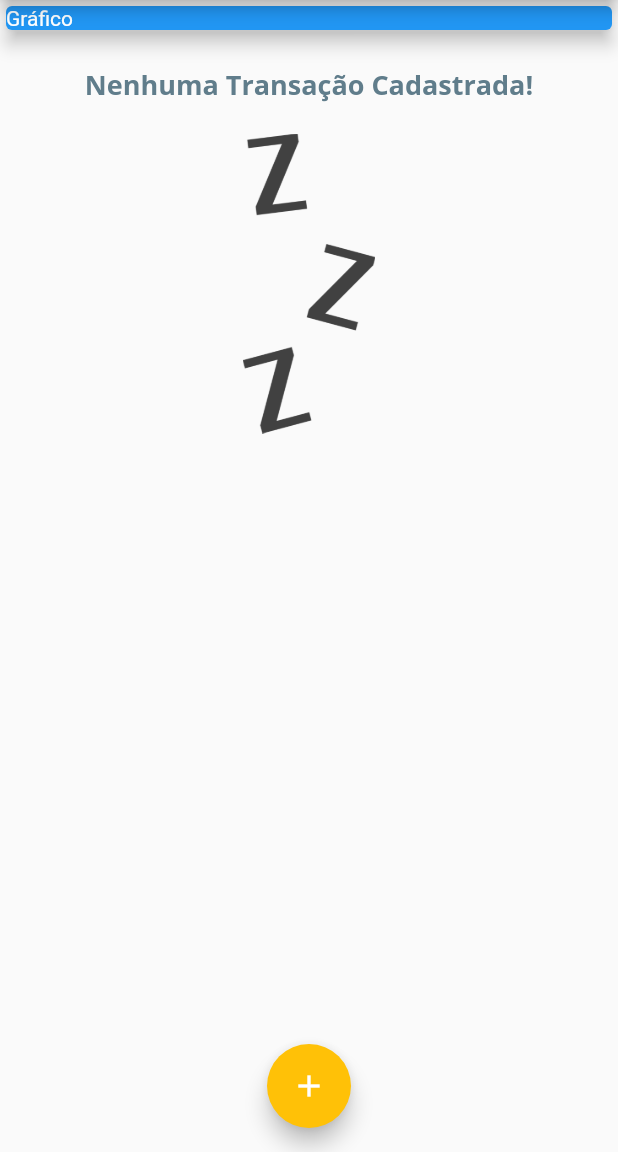
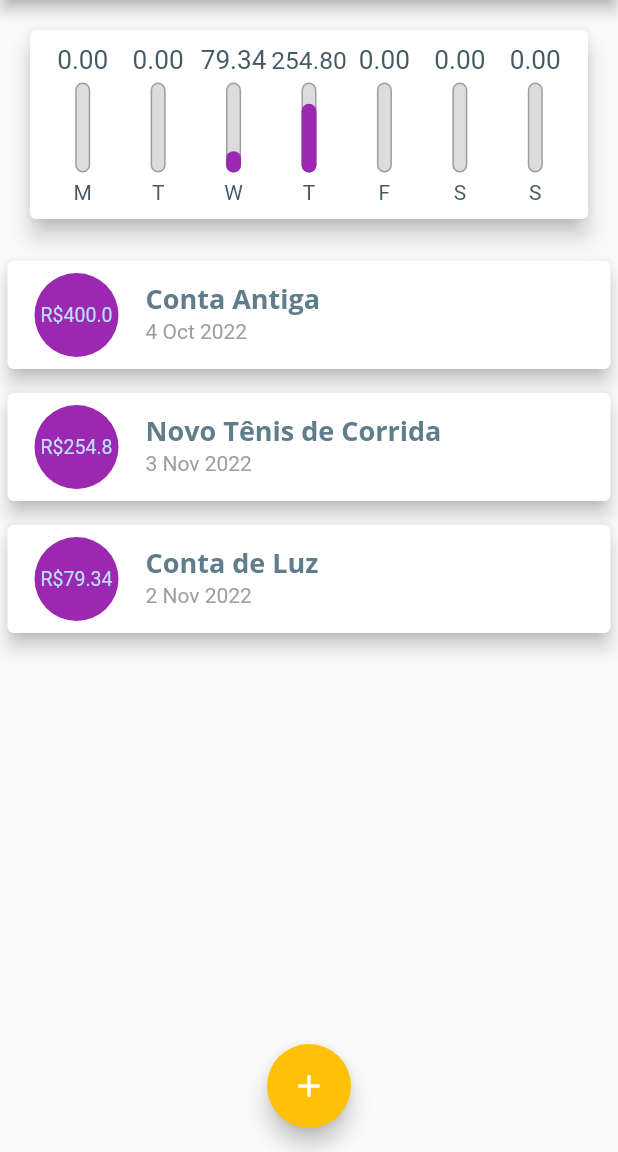
Before and after one commit to ericbcosta/expensesFlutter, a Flutter app: the screen it shows after launch, on a phone screen of 412 x 824 dp, the part 84-1236 px from its top. Run offline on Flutter 3.47's test engine with Material 2 defaults, Android fonts, the phone set to English and light mode, and no system bars; missing offline and left inert: dart:ffi.

Commit message:
adicionando o gráfico de despesas semanais

```diff
--- /dev/null
+++ b/lib/components/chart.dart
@@ -0,0 +1,69 @@
+import 'dart:ffi';
+
+import '../models/transaction.dart';
+import 'package:flutter/material.dart';
+import 'package:intl/intl.dart';
+import 'chart_bar.dart';
+
+class Chart extends StatelessWidget {
+  final List<Transaction> recentTransaction;
+
+  Chart(this.recentTransaction);
+
+  List<Map<String, Object>> get groupedTransactions {
+    return List.generate(7, (index) {
+      final weekDay = DateTime.now().subtract(
+        Duration(days: index),
+      );
+
+      double totalSum = 0.0;
+
+      for (var i = 0; i < recentTransaction.length; i++) {
+        bool sameDay = recentTransaction[i].date.day == weekDay.day;
+        bool sameMonth = recentTransaction[i].date.month == weekDay.month;
+        bool sameYear = recentTransaction[i].date.year == weekDay.year;
+
+        if (sameDay && sameMonth && sameYear) {
+          totalSum += recentTransaction[i].value;
+        }
+      }
+      print(DateFormat.E().format(weekDay)[0]);
+      print(totalSum);
+
+      return {
+        'day': DateFormat.E().format(weekDay)[0],
+        'value': totalSum,
+      };
+    }).reversed.toList();
+  }
+
+  double get _weekTotalValue {
+    return groupedTransactions.fold(0.0, (acc, element) {
+      return acc + (element['value'] as double);
+    });
+  }
+
+  @override
+  Widget build(BuildContext context) {
+    return Card(
+      elevation: 6,
+      margin: EdgeInsets.all(20),
+      child: Padding(
+        padding: const EdgeInsets.all(10.0),
+        child: Row(
+          mainAxisAlignment: MainAxisAlignment.spaceAround,
+          children: groupedTransactions.map((tr) {
+            return Flexible(
+              fit: FlexFit.tight,
+              child: ChartBar(
+                label: tr['day'].toString(),
+                value: tr['value'] as double,
+                percentage: (tr['value'] as double) / _weekTotalValue,
+              ),
+            );
+          }).toList(),
+        ),
+      ),
+    );
+  }
+}
--- /dev/null
+++ b/lib/components/chart_bar.dart
@@ -0,0 +1,60 @@
+import 'package:flutter/material.dart';
+
+class ChartBar extends StatelessWidget {
+  final String? label;
+  final double? value;
+  final double? percentage;
+  ChartBar({this.label, this.value, this.percentage});
+
+  @override
+  Widget build(BuildContext context) {
+    return Column(
+      children: <Widget>[
+        Container(
+          height: 20,
+          child: FittedBox(
+            child: Text(
+              '${value!.toStringAsFixed(2)}',
+              style: TextStyle(
+                color: Colors.blueGrey[700],
+              ),
+            ),
+          ),
+        ),
+        SizedBox(height: 5),
+        Container(
+          height: 60,
+          width: 10,
+          child: Stack(alignment: Alignment.bottomCenter, children: <Widget>[
+            Container(
+              decoration: BoxDecoration(
+                border: Border.all(
+                  color: Colors.grey,
+                  width: 1.0,
+                ),
+                color: Color.fromRGBO(220, 220, 220, 1),
+                borderRadius: BorderRadius.circular(5),
+              ),
+            ),
+            FractionallySizedBox(
+              heightFactor: percentage,
+              child: Container(
+                decoration: BoxDecoration(
+                  color: Theme.of(context).colorScheme.primary,
+                  borderRadius: BorderRadius.circular(5),
+                ),
+              ),
+            )
+          ]),
+        ),
+        SizedBox(height: 5),
+        Text(
+          label!,
+          style: TextStyle(
+            color: Colors.blueGrey[700],
+          ),
+        ),
+      ],
+    );
+  }
+}
--- a/lib/components/transaction_list.dart
+++ b/lib/components/transaction_list.dart
@@ -25,7 +25,7 @@ class TransactionList extends StatelessWidget {
                   height: 20,
                 ),
                 Container(
-                  height: 200,
+                  height: 300,
                   child: Image.asset(
                     'assets/images/waiting.png',
                     fit: BoxFit.cover,
@@ -38,48 +38,27 @@ class TransactionList extends StatelessWidget {
               itemBuilder: (ctx, index) {
                 final tr = transactions[index];
                 return Card(
-                  child: Row(
-                    children: [
-                      Container(
-                        margin:
-                            EdgeInsets.symmetric(horizontal: 15, vertical: 10),
-                        decoration: BoxDecoration(
-                          border: Border.all(
-                            color: Theme.of(context).colorScheme.primary,
-                            width: 2,
+                  elevation: 5,
+                  margin: EdgeInsets.symmetric(vertical: 8, horizontal: 5),
+                  child: ListTile(
+                    leading: CircleAvatar(
+                      backgroundColor: Theme.of(context).colorScheme.primary,
+                      radius: 30,
+                      child: Padding(
+                        padding: const EdgeInsets.all(6),
+                        child: FittedBox(child: Text('R\$${tr.value}')),
                       ),
                     ),
-                        padding: EdgeInsets.all(10),
-                        child: Text(
-                          'R\$ ${tr.value.toStringAsFixed(2)}',
-                          style: TextStyle(
-                            fontWeight: FontWeight.bold,
-                            fontSize: 20,
-                            color: Theme.of(context).colorScheme.primary,
-                          ),
-                        ),
-                      ),
-                      Column(
-                        crossAxisAlignment: CrossAxisAlignment.start,
-                        children: [
-                          Text(
+                    title: Text(
                       tr.title,
                       style: Theme.of(context).textTheme.headline6,
-
-                            // style: TextStyle(
-                            //   fontWeight: FontWeight.bold,
-                            //   fontSize: 16,
-                            // ),
                     ),
-                          Text(
+                    subtitle: Text(
                       DateFormat('d MMM y').format(tr.date),
                       style: TextStyle(
                         color: Colors.grey,
                       ),
-                          )
-                        ],
                     ),
-                    ],
                   ),
                 );
               },
--- a/lib/main.dart
+++ b/lib/main.dart
@@ -1,4 +1,5 @@
 import 'dart:math';
+import 'components/chart.dart';
 import 'package:flutter/material.dart';
 import 'components/transaction_form.dart';
 import 'components/transaction_list.dart';
@@ -51,19 +52,33 @@ class MyHomePage extends StatefulWidget {
 
 class _MyHomePageState extends State<MyHomePage> {
   final List<Transaction> _transactions = [
-    // Transaction(
-    //   id: 't1',
-    //   title: 'Novo Tênis de Corrida',
-    //   value: 254.80,
-    //   date: DateTime.now(),
-    // ),
-    // Transaction(
-    //   id: 't2',
-    //   title: 'Conta de Luz',
-    //   value: 79.34,
-    //   date: DateTime.now(),
-    // ),
+    Transaction(
+      id: 't0',
+      title: 'Conta Antiga',
+      value: 400.00,
+      date: DateTime.now().subtract(Duration(days: 33)),
+    ),
+    Transaction(
+      id: 't1',
+      title: 'Novo Tênis de Corrida',
+      value: 254.80,
+      date: DateTime.now().subtract(Duration(days: 3)),
+    ),
+    Transaction(
+      id: 't2',
+      title: 'Conta de Luz',
+      value: 79.34,
+      date: DateTime.now().subtract(Duration(days: 4)),
+    ),
   ];
+
+  List<Transaction> get _recentTransactions {
+    return _transactions.where((tr) {
+      return tr.date.isAfter(
+        DateTime.now().subtract(Duration(days: 7)),
+      );
+    }).toList();
+  }
 
   _addTransaction(String title, double value) {
     final newTransaction = Transaction(
@@ -103,15 +118,7 @@ class _MyHomePageState extends State<MyHomePage> {
         child: Column(
           crossAxisAlignment: CrossAxisAlignment.stretch,
           children: <Widget>[
-            Container(
-              child: Card(
-                color: Colors.blue,
-                child: Text(
-                  'Gráfico',
-                ),
-                elevation: 5,
-              ),
-            ),
+           Chart(_recentTransactions),
             TransactionList(_transactions),
           ],
         ),
```
Lines whose indentation alone changed are shown as unchanged.
